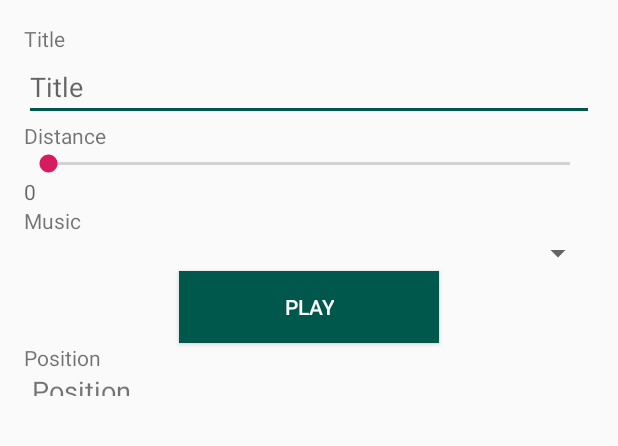
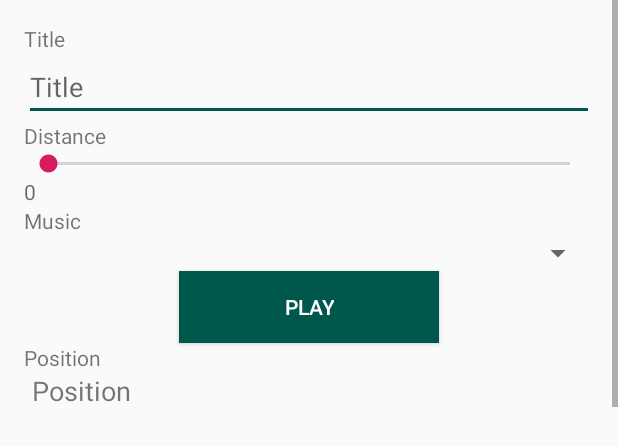
Before and after one commit to brunobittarello/WakeMeUpHere, an Android app: the layout form_fragment.xml on its own in the app's theme, with its tools: preview values and no code run, on a phone screen of 412 x 824 dp. Shown: the top 446 px of the screen. Run offline under Robolectric (Android 15) with nearby library versions, the phone set to English and light mode, and no system bars.

Commit message:
Improvements in Alarm form
- Alarm properties refactored;
- Zoom camera fitting the distance;
- Cleaning old codes;
- Alarm form scroll;
- Rename;

```diff
--- a/app/build.gradle
+++ b/app/build.gradle
@@ -44,4 +44,5 @@ dependencies {
     implementation 'com.beust:klaxon:5.0.1'
     implementation "com.android.support:support-compat:28.0.0"
     implementation 'androidx.fragment:fragment-ktx:1.0.0'
+    implementation 'com.google.maps.android:android-maps-utils:0.4.4'
 }
--- a/app/src/main/java/com/wakemeuphere/ui/fragments/AlarmFormViewModel.kt
+++ b/app/src/main/java/com/wakemeuphere/ui/fragments/AlarmFormViewModel.kt
@@ -1,7 +1,7 @@
-package com.wakemeuphere.ui.form
+package com.wakemeuphere.ui.fragments
 
 import androidx.lifecycle.ViewModel
 
-class FormViewModel : ViewModel() {
+class AlarmFormViewModel : ViewModel() {
     // TODO: Implement the ViewModel
 }
--- a/app/src/main/res/layout/form_fragment.xml
+++ b/app/src/main/res/layout/form_fragment.xml
@@ -1,12 +1,16 @@
 <?xml version="1.0" encoding="utf-8"?>
+<ScrollView xmlns:android="http://schemas.android.com/apk/res/android"
+            android:layout_width="match_parent"
+
+            android:layout_height="280dp"
+            android:fillViewport="true">
+
 <androidx.constraintlayout.widget.ConstraintLayout
-        xmlns:android="http://schemas.android.com/apk/res/android"
         xmlns:app="http://schemas.android.com/apk/res-auto"
         xmlns:tools="http://schemas.android.com/tools"
-        android:id="@+id/form"
         android:layout_width="match_parent"
-        android:layout_height="280dp"
-        tools:context=".ui.form.FormFragment">
+        android:layout_height="wrap_content"
+        tools:context=".ui.fragments.AlarmFormFragment">
 
     <LinearLayout
             android:layout_width="match_parent"
@@ -27,11 +31,11 @@
                 android:id="@+id/alarm_title_label"/>
 
         <EditText
+                android:id="@+id/alarm_title"
                 android:layout_width="fill_parent"
                 android:layout_height="wrap_content"
                 android:backgroundTint="@color/colorPrimaryDark"
-                android:hint="@string/alarm_title"
-                android:id="@+id/alarm_title"/>
+                android:hint="@string/alarm_title" android:singleLine="true"/>
 
         <TextView
                 android:text="@string/alarm_distance"
@@ -101,3 +105,4 @@
 
 
 </androidx.constraintlayout.widget.ConstraintLayout>
+</ScrollView>
```
Also changed, not shown: app/src/main/java/com/wakemeuphere/MapsActivity.kt (+15 -52 lines), app/src/main/java/com/wakemeuphere/internal/Alarm.kt (+19 -6 lines), app/src/main/java/com/wakemeuphere/ui/fragments/AlarmFormFragment.kt (+12 -49 lines).
